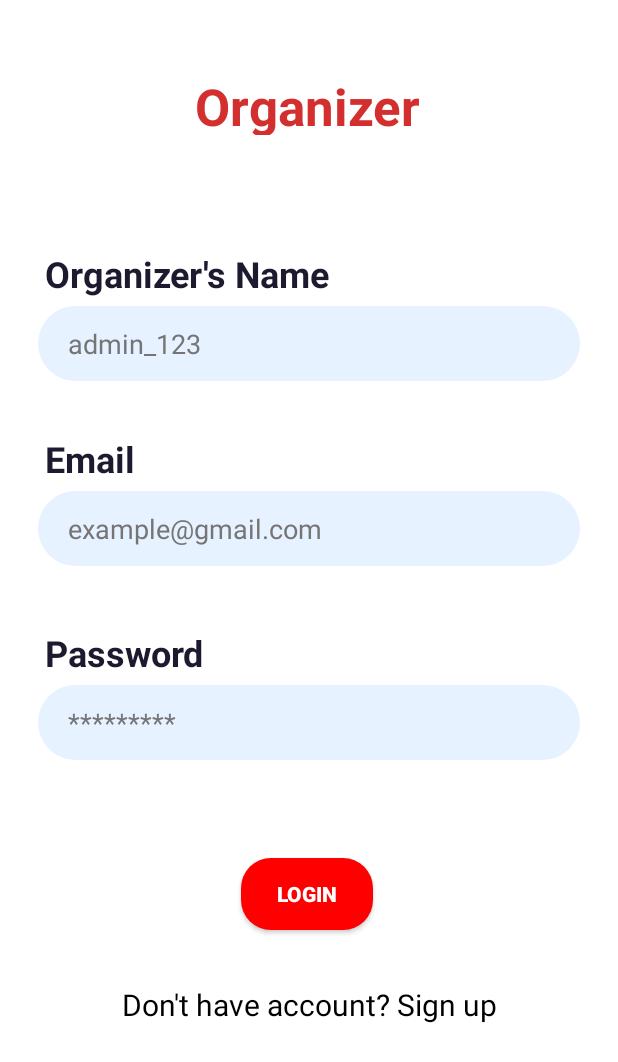
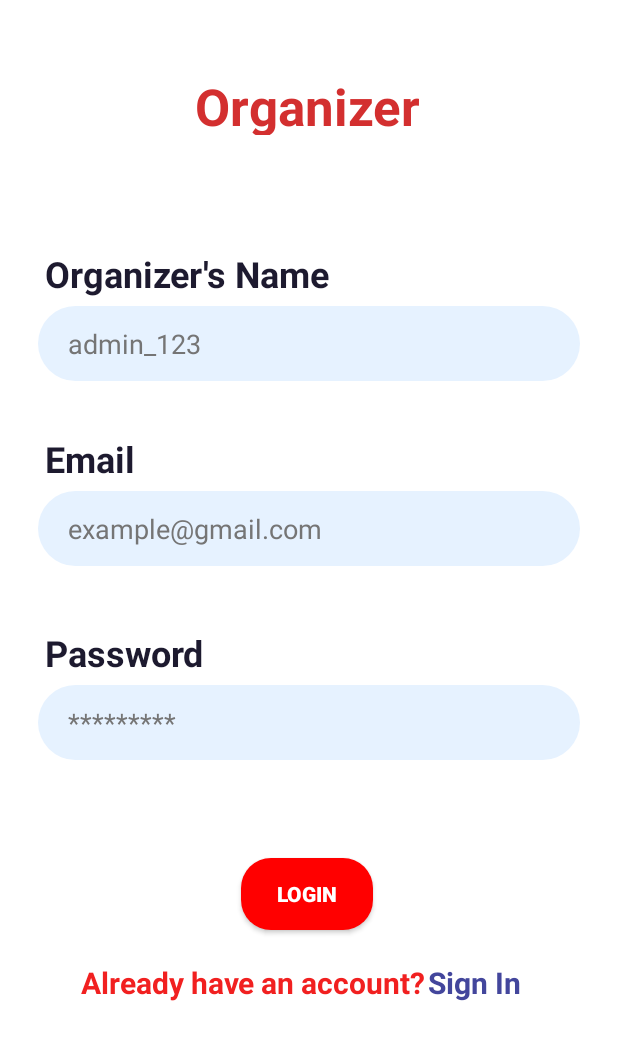
Before and after one commit to Atikur-Rahman26/Eventisa, an Android app: the AdminLoginPageActivity screen opened directly, with no data from a screen before it, on a phone screen of 412 x 824 dp. Shown: the top 1062 px of the screen. Run offline under Robolectric (Android 15) with nearby library versions, the phone set to English and light mode, and no system bars; our stand-ins replace Firebase (no records; nobody signed in at launch, a user with empty details on screens opened directly).

Commit message:
activity_admin_login_page.xml

```diff
--- a/app/src/main/res/layout/activity_admin_login_page.xml
+++ b/app/src/main/res/layout/activity_admin_login_page.xml
@@ -162,19 +162,37 @@
             app:layout_constraintStart_toStartOf="parent"
             app:layout_constraintTop_toTopOf="parent" />
 
-        <TextView
+        <LinearLayout
             android:id="@+id/HostSignUpButton"
             android:layout_width="wrap_content"
             android:layout_height="wrap_content"
-            android:layout_marginTop="36dp"
-            android:text="Don't have account? Sign up"
-            android:textColor="@color/black"
-            android:textSize="20sp"
-            android:textStyle="normal"
+            android:layout_marginTop="16dp"
+            android:gravity="center"
+            android:orientation="horizontal"
+            android:padding="5dp"
             app:layout_constraintEnd_toEndOf="@+id/AdminLoginButton"
             app:layout_constraintHorizontal_bias="0.49"
             app:layout_constraintStart_toStartOf="@+id/AdminLoginButton"
-            app:layout_constraintTop_toBottomOf="@+id/AdminLoginButton" />
+            app:layout_constraintTop_toBottomOf="@+id/AdminLoginButton">
+
+            <TextView
+                android:layout_width="wrap_content"
+                android:layout_height="wrap_content"
+                android:text="Already have an account?"
+                android:textColor="#F12020"
+                android:textSize="20sp"
+                android:textStyle="bold" />
+
+            <TextView
+                android:layout_width="75dp"
+                android:layout_height="wrap_content"
+                android:layout_marginLeft="1dp"
+                android:text="Sign In"
+                android:textColor="@color/textHeading"
+                android:textSize="20sp"
+                android:textStyle="bold" />
+
+        </LinearLayout>
 
     </androidx.constraintlayout.widget.ConstraintLayout>
 </androidx.core.widget.NestedScrollView>
```
